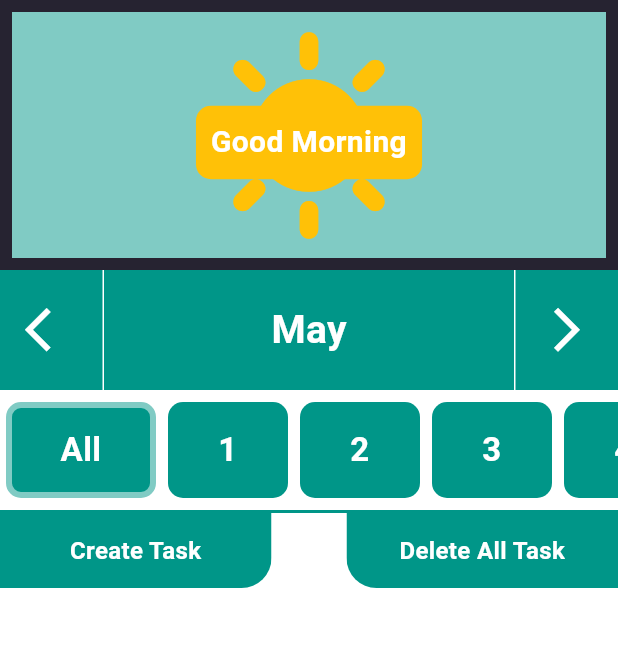
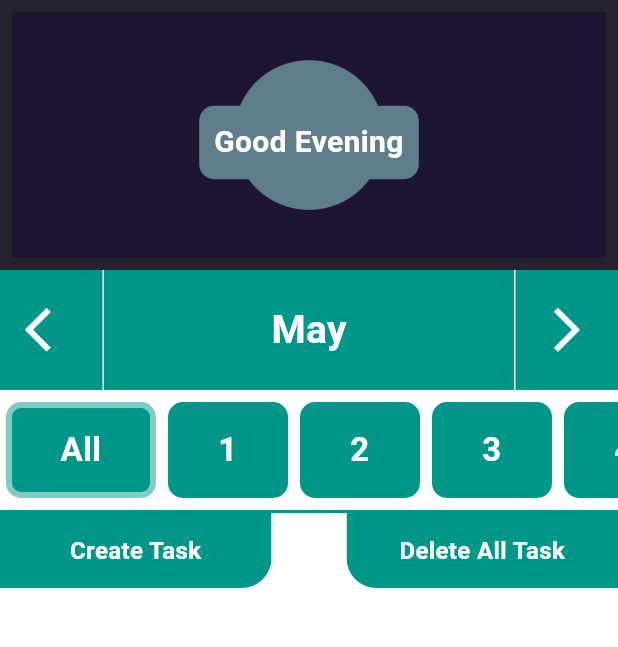
Before and after one commit to tmbmnadim/ToDo-List, a Flutter app: the screen it shows after launch, on a phone screen of 412 x 824 dp, the part 84-731 px from its top. Run offline on Flutter 3.47's test engine with Material 3 defaults, Android fonts, the phone set to English and light mode, and no system bars; our stand-ins replace flutter_easyloading, flutter_riverpod, hive, hive_flutter; accounts and stored records are empty.

Commit message:
day night welcome bar (bugged)

```diff
--- a/lib/View/Home/homepage.dart
+++ b/lib/View/Home/homepage.dart
@@ -78,7 +78,6 @@ class Homepage extends ConsumerWidget {
               ),
               child: const AnimatedWelcomeBar(
                 height: 180,
-                dayStatus: "Good Morning",
               ),
             ),
             MonthViewer(
--- a/lib/View/widgets/animated_welcome_bar.dart
+++ b/lib/View/widgets/animated_welcome_bar.dart
@@ -1,3 +1,4 @@
+import 'dart:async';
 import 'dart:math';
 
 import 'package:flutter/material.dart';
@@ -5,12 +6,10 @@ import 'package:todolist/app_theme.dart';
 import 'dart:core';
 
 class AnimatedWelcomeBar extends StatefulWidget {
-  final String dayStatus;
   final double height;
   const AnimatedWelcomeBar({
     super.key,
     required this.height,
-    required this.dayStatus,
   });
 
   @override
@@ -22,6 +21,9 @@ class _AnimatedWelcomeBarState extends State<AnimatedWelcomeBar>
   late AnimationController dayNightAnimeController;
   late Animation inAnimation;
   late Animation rotationAnime;
+  bool isItMorning = true;
+  Duration duration = const Duration(seconds: 1);
+  Timer? timer;
 
   @override
   void initState() {
@@ -45,87 +47,43 @@ class _AnimatedWelcomeBarState extends State<AnimatedWelcomeBar>
     super.initState();
   }
 
-  double animationLastBit(double input) {
-    if (input < 0.8) {
-      return 0.0;
-    } else {
-      return (input - 0.8) / (1.0 - 0.8);
-    }
-  }
-
-  Icon timeIconChange(BuildContext context) {
-    if (widget.dayStatus == "Good Morning") {
-      return Icon(
-        Icons.sunny,
-        color: Theme.of(context).brightness == Brightness.light
-            ? Colors.amber
-            : Colors.amber.shade600,
-        size: 150,
-      );
-    } else {
-      return const Icon(
-        Icons.circle,
-        color: Colors.blueGrey,
-        size: 120,
-      );
-    }
-  }
-
-  Widget timeTextChange(BuildContext context) {
-    if (widget.dayStatus == "Good Morning") {
-      return Container(
-        decoration: BoxDecoration(
-          color: Theme.of(context).brightness == Brightness.light
-              ? Colors.amber
-              : Colors.amber.shade600,
-          borderRadius: BorderRadius.circular(10),
-        ),
-        child: Padding(
-          padding: const EdgeInsets.all(10),
-          child: Text(
-            widget.dayStatus,
-            textAlign: TextAlign.center,
-            style: const TextStyle(
-              color: Colors.white,
-              fontWeight: FontWeight.w700,
-              fontSize: 20,
-            ),
-          ),
-        ),
-      );
-    } else {
-      return Container(
-        decoration: BoxDecoration(
-          color: Colors.blueGrey,
-          borderRadius: BorderRadius.circular(10),
-        ),
-        child: Padding(
-          padding: const EdgeInsets.all(10),
-          child: Text(
-            widget.dayStatus,
-            textAlign: TextAlign.center,
-            style: const TextStyle(
-              color: Colors.white,
-              fontWeight: FontWeight.w700,
-              fontSize: 20,
-            ),
-          ),
-        ),
-      );
-    }
-  }
-
-  Color timeDayColor({isBorder = false}) {
-    if (widget.dayStatus == "Good Morning") {
-      return isBorder ? darkModePrimary : Theme.of(context).primaryColorLight;
-    } else {
-      return isBorder ? lightModePrimaryLight : darkModePrimary;
-    }
-  }
-
   @override
   Widget build(BuildContext context) {
     Size scrSize = MediaQuery.of(context).size;
+    Timer.periodic(duration, (timer) {
+      if (isMorning(TimeOfDay.now()) && !isItMorning) {
+        inAnimation = Tween<double>(begin: 0, end: 2).animate(
+          CurvedAnimation(
+            parent: dayNightAnimeController,
+            curve: Curves.easeInOut,
+          ),
+        );
+        dayNightAnimeController.forward();
+        if (dayNightAnimeController.isCompleted) {
+          isItMorning = true;
+          setState(() {});
+        }
+      } else if (isItMorning) {
+        inAnimation = Tween<double>(begin: 0, end: 2).animate(
+          CurvedAnimation(
+            parent: dayNightAnimeController,
+            curve: Curves.easeInOut,
+          ),
+        );
+        dayNightAnimeController.forward();
+        if (dayNightAnimeController.isCompleted) {
+          isItMorning = false;
+          setState(() {});
+        }
+      }
+
+      inAnimation = Tween<double>(begin: -2, end: 0).animate(
+        CurvedAnimation(
+          parent: dayNightAnimeController,
+          curve: Curves.easeInOut,
+        ),
+      );
+    });
     return AnimatedBuilder(
       animation: dayNightAnimeController,
       builder: (BuildContext context, Widget? child) {
@@ -159,4 +117,90 @@ class _AnimatedWelcomeBarState extends State<AnimatedWelcomeBar>
       },
     );
   }
+
+  bool isMorning(TimeOfDay time) {
+    if (time.hour > 4 && time.hour < 18) {
+      return true;
+    } else {
+      return false;
+    }
+  }
+
+  double animationLastBit(double input) {
+    if (input < 0.8) {
+      return 0.0;
+    } else {
+      return (input - 0.8) / (1.0 - 0.8);
+    }
+  }
+
+  Icon timeIconChange(BuildContext context) {
+    if (isItMorning) {
+      return Icon(
+        Icons.sunny,
+        color: Theme.of(context).brightness == Brightness.light
+            ? Colors.amber
+            : Colors.amber.shade600,
+        size: 150,
+      );
+    } else {
+      return const Icon(
+        Icons.circle,
+        color: Colors.blueGrey,
+        size: 120,
+      );
+    }
+  }
+
+  Widget timeTextChange(BuildContext context) {
+    if (isItMorning) {
+      return Container(
+        decoration: BoxDecoration(
+          color: Theme.of(context).brightness == Brightness.light
+              ? Colors.amber
+              : Colors.amber.shade600,
+          borderRadius: BorderRadius.circular(10),
+        ),
+        child: Padding(
+          padding: const EdgeInsets.all(10),
+          child: Text(
+            isItMorning ? "Good Morning" : "Good Evening",
+            textAlign: TextAlign.center,
+            style: const TextStyle(
+              color: Colors.white,
+              fontWeight: FontWeight.w700,
+              fontSize: 20,
+            ),
+          ),
+        ),
+      );
+    } else {
+      return Container(
+        decoration: BoxDecoration(
+          color: Colors.blueGrey,
+          borderRadius: BorderRadius.circular(10),
+        ),
+        child: Padding(
+          padding: const EdgeInsets.all(10),
+          child: Text(
+            isItMorning ? "Good Morning" : "Good Evening",
+            textAlign: TextAlign.center,
+            style: const TextStyle(
+              color: Colors.white,
+              fontWeight: FontWeight.w700,
+              fontSize: 20,
+            ),
+          ),
+        ),
+      );
+    }
+  }
+
+  Color timeDayColor({isBorder = false}) {
+    if (isItMorning) {
+      return isBorder ? darkModePrimary : Theme.of(context).primaryColorLight;
+    } else {
+      return isBorder ? lightModePrimaryLight : darkModePrimary;
+    }
+  }
 }
```
